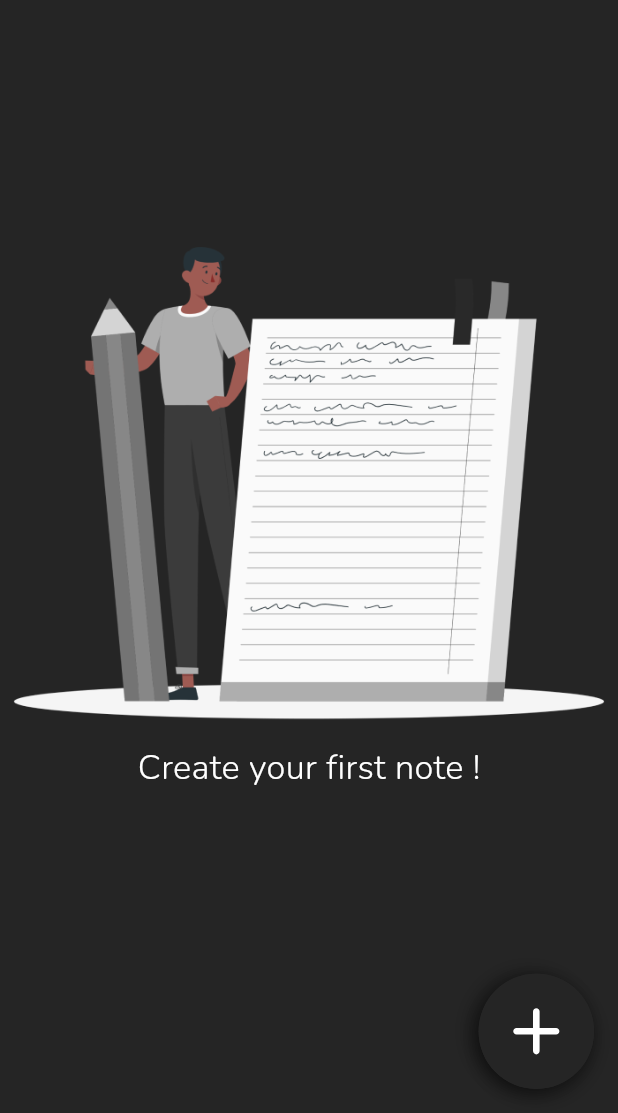
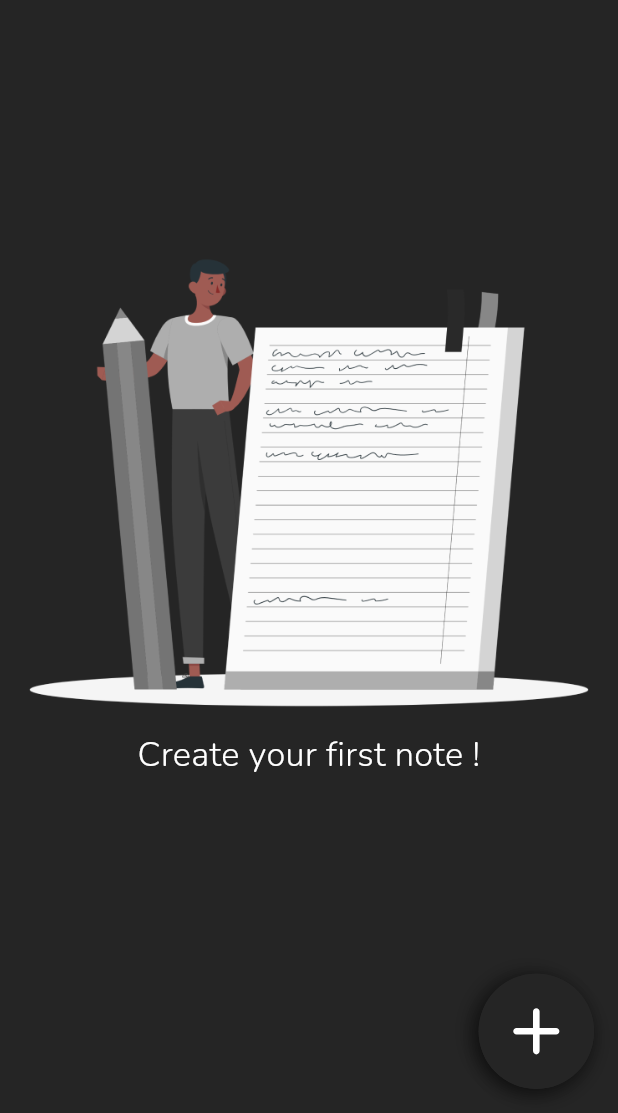
Before and after one commit to SharifboyMuminov/notes_app, a Flutter app: the screen it shows after launch, on a phone screen of 412 x 824 dp, the part 123-1236 px from its top. Run offline on Flutter 3.47's test engine with Material 3 defaults, Android fonts, the phone set to English and light mode, and no system bars; our stand-ins replace easy_localization, flutter_bloc, flutter_screenutil, flutter_svg, lottie, shared_preferences and 1 more; accounts and stored records are empty.

```diff
--- a/lib/screens/home/home_screen.dart
+++ b/lib/screens/home/home_screen.dart
@@ -92,7 +92,11 @@ class _HomeScreenState extends State<HomeScreen> {
 
           if (state.allNotes.isEmpty) {
             return Padding(
-              padding: EdgeInsets.only(bottom: 80.he),
+              padding: EdgeInsets.only(
+                bottom: 80.he,
+                left: 10.we,
+                right: 10.we,
+              ),
               child: Column(
                 mainAxisAlignment: MainAxisAlignment.center,
                 children: [
@@ -103,6 +107,7 @@ class _HomeScreenState extends State<HomeScreen> {
                   6.getH(),
                   Text(
                     "create_notes".tr(),
+                    textAlign: TextAlign.center,
                     style: AppTextStyle.nunitoLight.copyWith(
                       fontSize: 20.sp,
                       color: AppColors.white,
```
